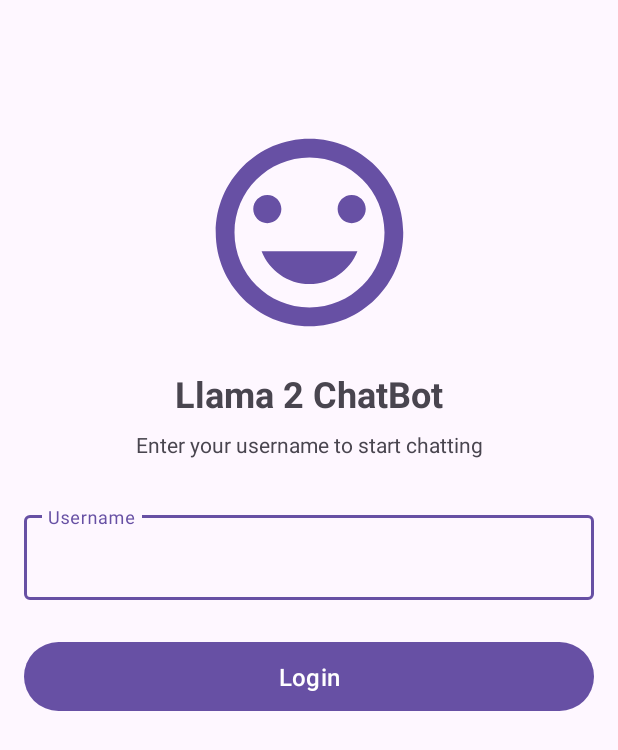
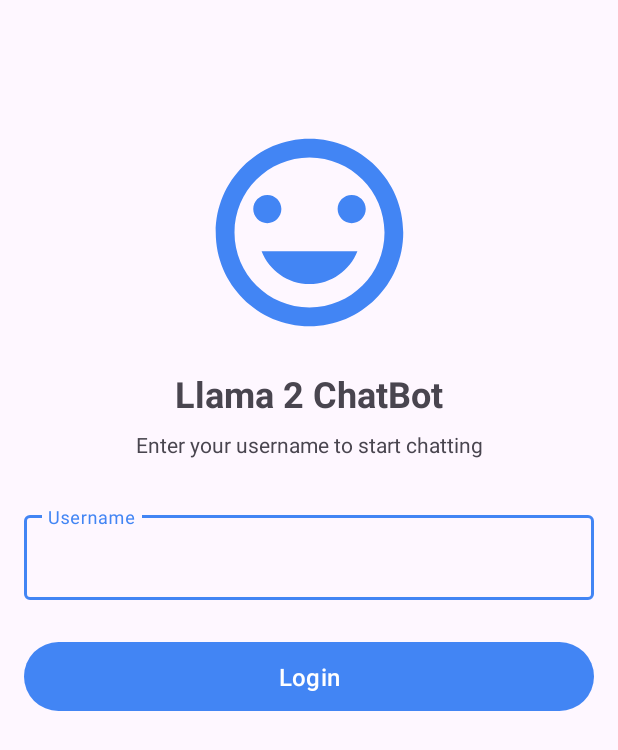
Before and after one commit to IAMTHENORMALDUDE/SIT708-Task8.1C, an Android app: the screen it shows after launch (LoginActivity), on a phone screen of 412 x 824 dp. Shown: the top 750 px of the screen. Run offline under Robolectric (Android 15) with nearby library versions, the phone set to English and light mode, and no system bars.

Commit message:
add android app

```diff
--- a/ChatBot/app/src/main/java/com/example/chatbot/LoginActivity.kt
+++ b/ChatBot/app/src/main/java/com/example/chatbot/LoginActivity.kt
@@ -3,7 +3,6 @@
 import android.content.Intent
 import android.os.Bundle
 import android.widget.Button
-import android.widget.Toast
 import androidx.appcompat.app.AppCompatActivity
 import com.google.android.material.textfield.TextInputEditText
 import com.google.android.material.textfield.TextInputLayout
@@ -44,6 +43,6 @@
             putExtra(ChatActivity.EXTRA_USERNAME, username)
         }
         startActivity(intent)
-        finish() // Close login activity
+        finish()
     }
 }
--- a/ChatBot/app/src/main/res/values/strings.xml
+++ b/ChatBot/app/src/main/res/values/strings.xml
@@ -10,5 +10,5 @@
     <string name="send_message">Send message</string>
     <string name="error_empty_username">Username cannot be empty</string>
     <string name="error_network">Network error. Please try again.</string>
-    <string name="welcome_message">Hello! I'm Llama 2, how can I help you today?</string>
+    <string name="welcome_message">Hello! I\'m Llama 2, how can I help you today?</string>
 </resources>
--- a/ChatBot/app/src/main/res/values/themes.xml
+++ b/ChatBot/app/src/main/res/values/themes.xml
@@ -2,8 +2,17 @@
     <!-- Base application theme. -->
     <style name="Base.Theme.ChatBot" parent="Theme.Material3.DayNight.NoActionBar">
         <!-- Customize your light theme here. -->
-        <!-- <item name="colorPrimary">@color/my_light_primary</item> -->
+        <item name="colorPrimary">#4285F4</item>
+        <item name="colorPrimaryDark">#3367D6</item>
+        <item name="colorAccent">#F4B400</item>
     </style>
 
     <style name="Theme.ChatBot" parent="Base.Theme.ChatBot" />
+
+    <!-- Theme with no action bar for splash screen -->
+    <style name="Theme.ChatBot.NoActionBar" parent="Theme.ChatBot">
+        <item name="windowActionBar">false</item>
+        <item name="windowNoTitle">true</item>
+        <item name="android:windowFullscreen">true</item>
+    </style>
 </resources>
```
Also changed, not shown: 1 other file.
